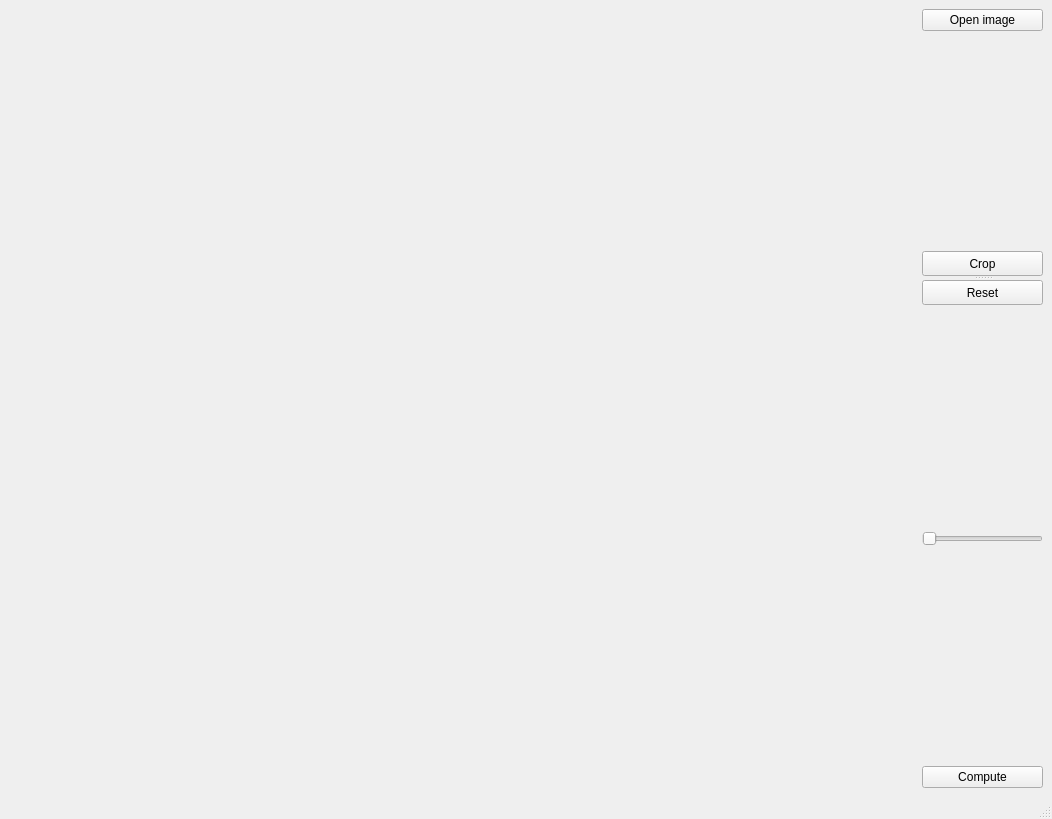
Above: setupwindow.ui from FastTrackOrg/FastTrack before the change. Below: the same form after it.
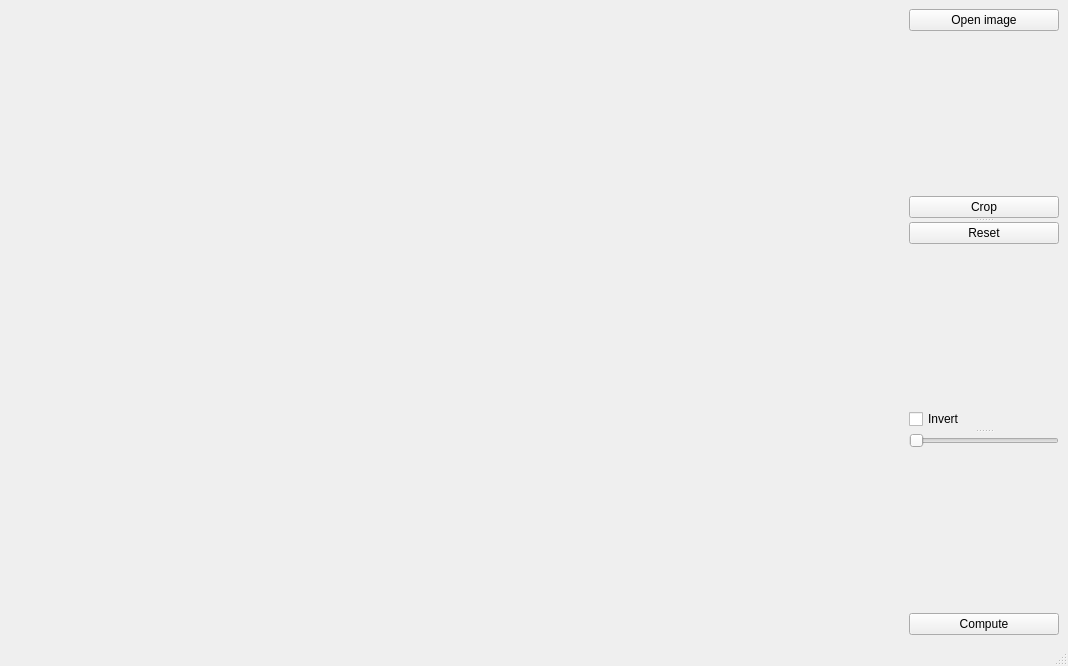
That is the form after the change.

Commit message: [feat] main: add invert option

```diff
--- a/setupwindow.ui
+++ b/setupwindow.ui
@@ -6,8 +6,8 @@
    <rect>
     <x>0</x>
     <y>0</y>
-    <width>1052</width>
-    <height>819</height>
+    <width>1068</width>
+    <height>666</height>
    </rect>
   </property>
   <property name="windowTitle">
@@ -15,88 +15,7 @@
   </property>
   <widget class="QWidget" name="centralwidget">
    <layout class="QGridLayout" name="gridLayout">
-    <item row="3" column="2">
-     <spacer name="verticalSpacer_2">
-      <property name="orientation">
-       <enum>Qt::Vertical</enum>
-      </property>
-      <property name="sizeHint" stdset="0">
-       <size>
-        <width>20</width>
-        <height>184</height>
-       </size>
-      </property>
-     </spacer>
-    </item>
-    <item row="0" column="2">
-     <widget class="QPushButton" name="open">
-      <property name="maximumSize">
-       <size>
-        <width>150</width>
-        <height>25</height>
-       </size>
-      </property>
-      <property name="text">
-       <string>Open image</string>
-      </property>
-     </widget>
-    </item>
-    <item row="7" column="2">
-     <widget class="QPushButton" name="compute">
-      <property name="maximumSize">
-       <size>
-        <width>150</width>
-        <height>50</height>
-       </size>
-      </property>
-      <property name="text">
-       <string>Compute</string>
-      </property>
-     </widget>
-    </item>
-    <item row="6" column="2">
-     <spacer name="verticalSpacer_3">
-      <property name="orientation">
-       <enum>Qt::Vertical</enum>
-      </property>
-      <property name="sizeHint" stdset="0">
-       <size>
-        <width>20</width>
-        <height>184</height>
-       </size>
-      </property>
-     </spacer>
-    </item>
-    <item row="1" column="2">
-     <spacer name="verticalSpacer">
-      <property name="orientation">
-       <enum>Qt::Vertical</enum>
-      </property>
-      <property name="sizeHint" stdset="0">
-       <size>
-        <width>20</width>
-        <height>184</height>
-       </size>
-      </property>
-     </spacer>
-    </item>
-    <item row="5" column="2">
-     <widget class="QSlider" name="thresholdValue">
-      <property name="maximumSize">
-       <size>
-        <width>121</width>
-        <height>20</height>
-       </size>
-      </property>
-      <property name="maximum">
-       <number>255</number>
-      </property>
-      <property name="orientation">
-       <enum>Qt::Horizontal</enum>
-      </property>
-     </widget>
-    </item>
-    <item row="0" column="0" rowspan="8" colspan="2">
+    <item row="0" column="0" rowspan="7">
      <widget class="QLabel" name="display">
       <property name="sizePolicy">
        <sizepolicy hsizetype="Ignored" vsizetype="Ignored">
@@ -124,7 +43,33 @@
       </property>
      </widget>
     </item>
-    <item row="2" column="2">
+    <item row="0" column="1">
+     <widget class="QPushButton" name="open">
+      <property name="maximumSize">
+       <size>
+        <width>150</width>
+        <height>25</height>
+       </size>
+      </property>
+      <property name="text">
+       <string>Open image</string>
+      </property>
+     </widget>
+    </item>
+    <item row="1" column="1">
+     <spacer name="verticalSpacer">
+      <property name="orientation">
+       <enum>Qt::Vertical</enum>
+      </property>
+      <property name="sizeHint" stdset="0">
+       <size>
+        <width>20</width>
+        <height>184</height>
+       </size>
+      </property>
+     </spacer>
+    </item>
+    <item row="2" column="1">
      <widget class="QSplitter" name="splitter">
       <property name="orientation">
        <enum>Qt::Vertical</enum>
@@ -153,6 +98,77 @@
       </widget>
      </widget>
     </item>
+    <item row="3" column="1">
+     <spacer name="verticalSpacer_2">
+      <property name="orientation">
+       <enum>Qt::Vertical</enum>
+      </property>
+      <property name="sizeHint" stdset="0">
+       <size>
+        <width>20</width>
+        <height>184</height>
+       </size>
+      </property>
+     </spacer>
+    </item>
+    <item row="4" column="1">
+     <widget class="QSplitter" name="splitter_2">
+      <property name="orientation">
+       <enum>Qt::Vertical</enum>
+      </property>
+      <widget class="QCheckBox" name="invert">
+       <property name="maximumSize">
+        <size>
+         <width>150</width>
+         <height>25</height>
+        </size>
+       </property>
+       <property name="text">
+        <string>Invert</string>
+       </property>
+      </widget>
+      <widget class="QSlider" name="thresholdValue">
+       <property name="maximumSize">
+        <size>
+         <width>150</width>
+         <height>25</height>
+        </size>
+       </property>
+       <property name="maximum">
+        <number>255</number>
+       </property>
+       <property name="orientation">
+        <enum>Qt::Horizontal</enum>
+       </property>
+      </widget>
+     </widget>
+    </item>
+    <item row="5" column="1">
+     <spacer name="verticalSpacer_3">
+      <property name="orientation">
+       <enum>Qt::Vertical</enum>
+      </property>
+      <property name="sizeHint" stdset="0">
+       <size>
+        <width>20</width>
+        <height>184</height>
+       </size>
+      </property>
+     </spacer>
+    </item>
+    <item row="6" column="1">
+     <widget class="QPushButton" name="compute">
+      <property name="maximumSize">
+       <size>
+        <width>150</width>
+        <height>50</height>
+       </size>
+      </property>
+      <property name="text">
+       <string>Compute</string>
+      </property>
+     </widget>
+    </item>
    </layout>
   </widget>
   <widget class="QMenuBar" name="menubar">
```
Left out of the diff: 2 changed lines with no effect on the pictures. The commit also changes 2 other files.
